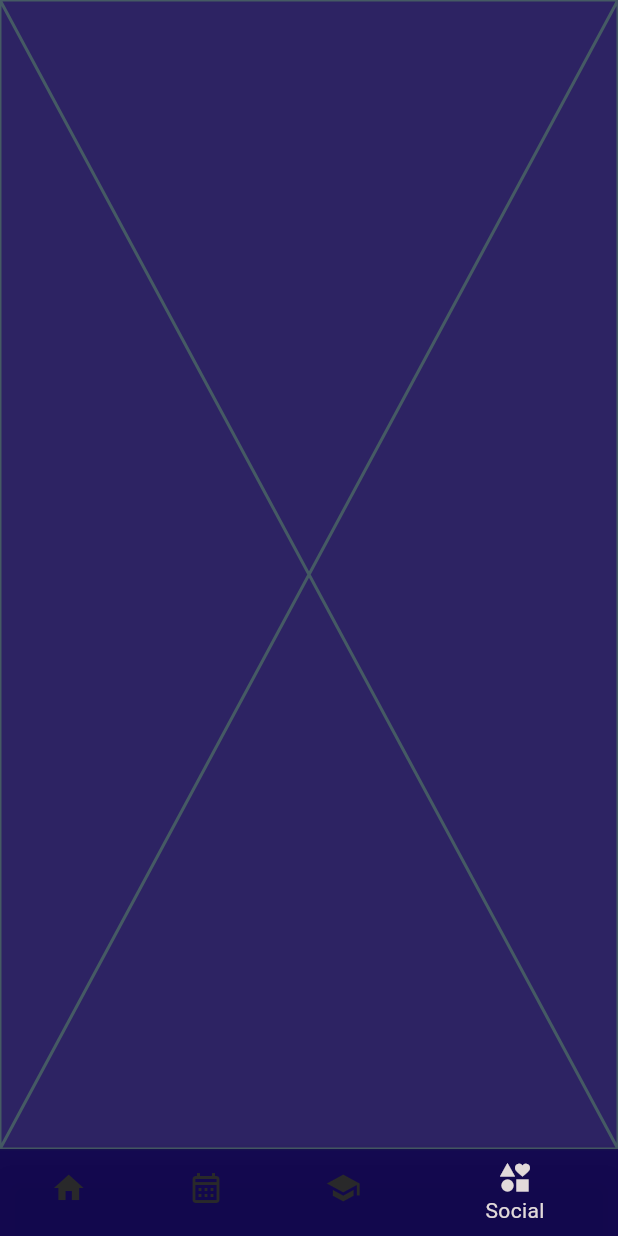
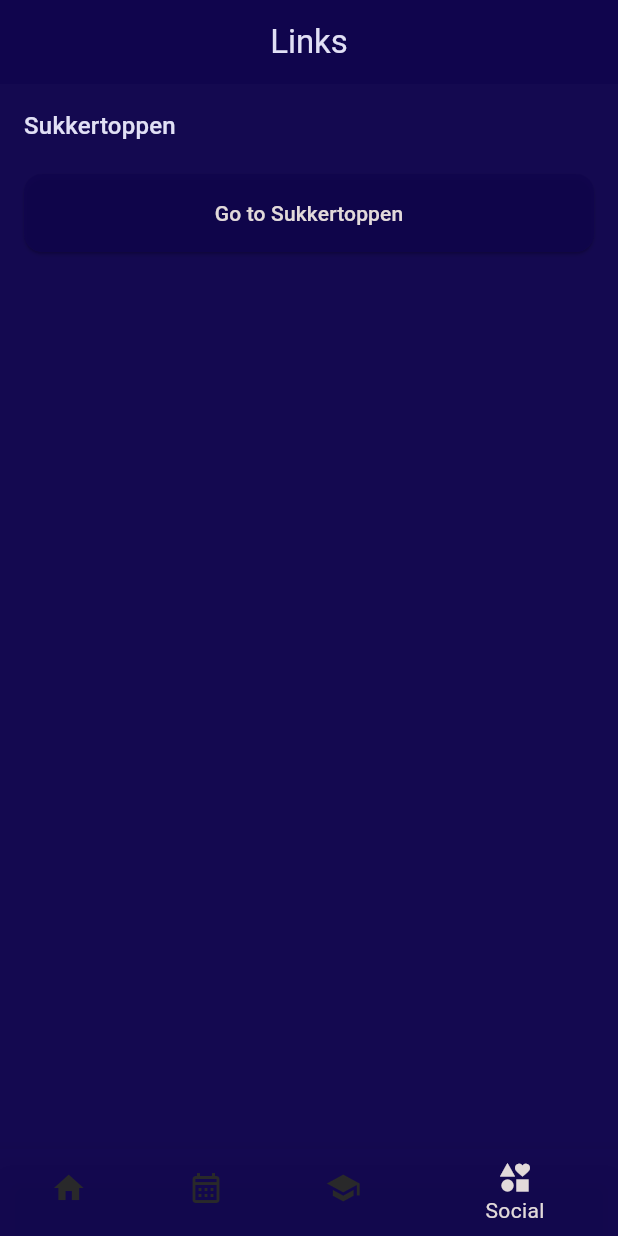
Before and after one commit to ida-fam/sukkertoppen_app, a Flutter app: the screen it shows after launch, item 4 of the bottom bar chosen, on a phone screen of 412 x 824 dp. Run offline on Flutter 3.47's test engine with Material 3 defaults, Android fonts, the phone set to English and light mode, and no system bars; our stand-ins replace webview_flutter.

Commit message:
Prototype af Linksside

```diff
--- a/lib/main.dart
+++ b/lib/main.dart
@@ -1,4 +1,5 @@
 import 'package:flutter/material.dart';
+import 'package:webview_flutter/webview_flutter.dart';
 
 // Define a global list of course objects
 final List<Map<String, String>> courses = [
@@ -106,7 +107,7 @@ class _MainPageState extends State<MainPage> {
           PostItPicturesPage(), // Home page with Post-it pictures
           SkemaSide(), // Skema page
           StudieretningerSide(), // Studieretninger side
-          Placeholder(), // Social media side
+          LinksSide(), // Social media side
           // Add other pages here
         ],
       ),
@@ -250,6 +251,8 @@ class PostItPicturesPage extends StatelessWidget {
 }
 
 class StudieretningerSide extends StatelessWidget {
+  const StudieretningerSide({super.key});
+
   @override
   Widget build(BuildContext context) {
     return Scaffold(
@@ -272,7 +275,8 @@ class CourseDescriptionPage extends StatelessWidget {
   final String courseName;
   final String description;
 
-  CourseDescriptionPage({required this.courseName, required this.description});
+  const CourseDescriptionPage(
+      {super.key, required this.courseName, required this.description});
 
   @override
   Widget build(BuildContext context) {
@@ -293,3 +297,87 @@ class CourseDescriptionPage extends StatelessWidget {
     );
   }
 }
+
+class LinksSide extends StatelessWidget {
+  final List<Map<String, String>> links = [
+    {
+      'title': 'Sukkertoppen',
+      'url': 'https://www.nextkbh.dk/gymnasier/sukkertoppen-gymnasium/'
+    },
+    {'title': 'YouTube', 'url': 'https://youtube.com'},
+    {'title': 'DR', 'url': 'https://dr.dk'},
+    {'title': 'TV2', 'url': 'https://tv2.dk'},
+  ];
+
+  @override
+  Widget build(BuildContext context) {
+    return Scaffold(
+      appBar: AppBar(
+        title: Text('Links'),
+        centerTitle: true,
+      ),
+      body: PageView(
+        children: links.map((link) {
+          return ListView(
+            padding: EdgeInsets.all(16.0),
+            children: [
+              Text(
+                link['title']!,
+                style: Theme.of(context).textTheme.titleMedium,
+              ),
+              SizedBox(height: 20),
+              ElevatedButton(
+                style: ElevatedButton.styleFrom(
+                  shape: RoundedRectangleBorder(
+                    borderRadius: BorderRadius.circular(12.0),
+                  ),
+                  padding: EdgeInsets.all(16.0),
+                ),
+                onPressed: () {
+                  Navigator.push(
+                    context,
+                    MaterialPageRoute(
+                      builder: (context) => WebViewPage(url: link['url']!),
+                    ),
+                  );
+                },
+                child: Text('Go to ${link['title']}'),
+              ),
+            ],
+          );
+        }).toList(),
+      ),
+    );
+  }
+}
+
+class WebViewPage extends StatefulWidget {
+  final String url;
+
+  WebViewPage({required this.url});
+
+  @override
+  _WebViewPageState createState() => _WebViewPageState();
+}
+
+class _WebViewPageState extends State<WebViewPage> {
+  late final WebViewController _controller;
+
+  @override
+  void initState() {
+    super.initState();
+    _controller = WebViewController()
+      ..setJavaScriptMode(JavaScriptMode.unrestricted)
+      ..loadRequest(Uri.parse(widget.url));
+  }
+
+  @override
+  Widget build(BuildContext context) {
+    return Scaffold(
+      appBar: AppBar(
+        title: Text('Web View'),
+      ),
+      body: WebViewWidget(controller: _controller),
+    );
+  }
+}
--- a/pubspec.yaml
+++ b/pubspec.yaml
@@ -30,6 +30,11 @@ environment:
 dependencies:
   flutter:
     sdk: flutter
+
+  webview_flutter: ^4.9.0
+  webview_flutter_platform_interface: ^2.0.0
+  webview_flutter_wkwebview: ^3.0.4
+  webview_flutter_android: ^3.0.4
 
   # The following adds the Cupertino Icons font to your application.
   # Use with the CupertinoIcons class for iOS style icons.
```
Also changed, not shown: 2 other files.
